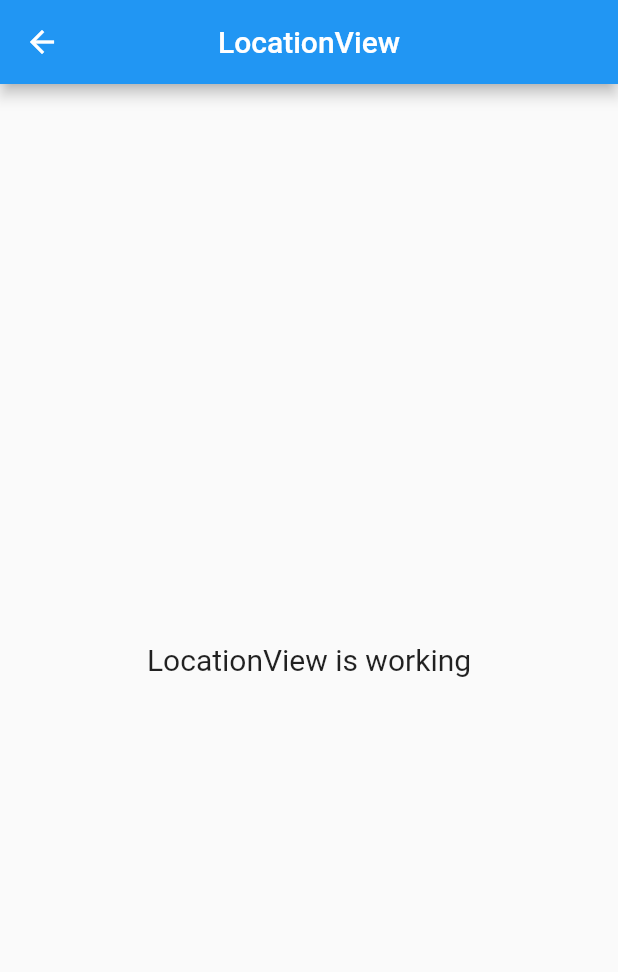
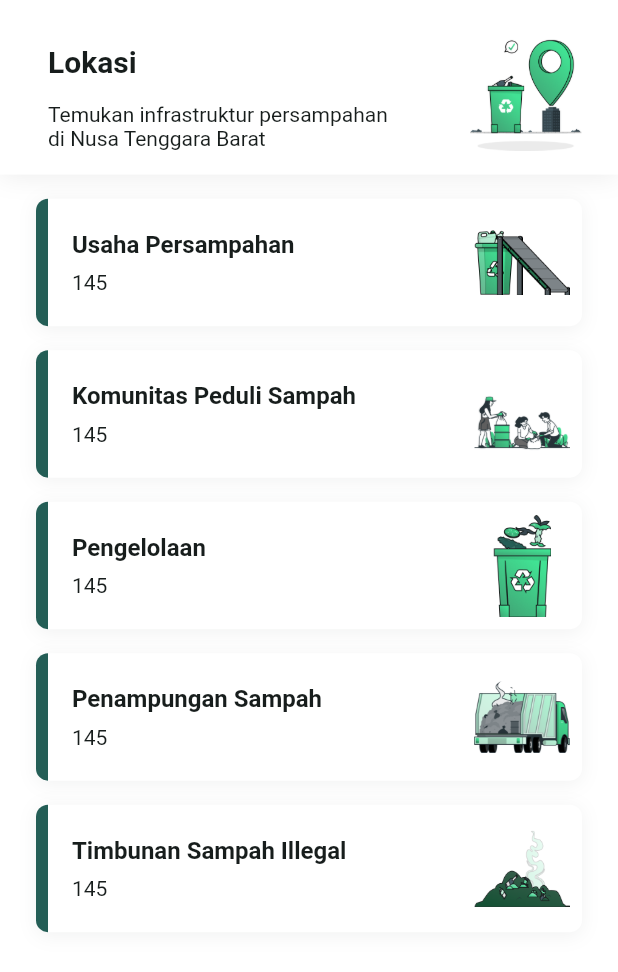
Before and after one commit to FahrendraKhoirul/lestari, a Flutter app: the LocationView screen opened by its route, on a phone screen of 412 x 824 dp. Shown: the top 972 px of the screen. Run offline on Flutter 3.47's test engine with Material 2 defaults, Android fonts, the phone set to English and light mode, and no system bars; our stand-ins replace flutter_animate, get.

Commit message:
update UI lokasi dan agenda

```diff
--- /dev/null
+++ b/lib/app/global_widgets/card_location.dart
@@ -0,0 +1,68 @@
+import 'package:flutter/material.dart';
+import 'package:lestari/constants.dart';
+
+Widget cardLocation(
+  String titleText,
+  String subtitleText,
+  String image,
+  VoidCallback onTap,
+) {
+  return GestureDetector(
+    onTap: onTap,
+    child: Container(
+      margin: const EdgeInsets.only(bottom: paddingSmall),
+      width: double.infinity,
+      height: 85,
+      decoration: BoxDecoration(
+        borderRadius: BorderRadius.circular(8),
+        color: Colors.white,
+        boxShadow: cardShadowSmall,
+      ),
+      child: Row(
+        children: [
+          Container(
+            decoration: const BoxDecoration(
+              // border circular just top left and bottom left
+              borderRadius: BorderRadius.only(
+                topLeft: Radius.circular(8),
+                bottomLeft: Radius.circular(8),
+              ),
+              color: extraDarkGreen,
+            ),
+            width: 8,
+            height: double.infinity,
+          ),
+          Expanded(
+            child: Container(
+              padding: const EdgeInsets.all(paddingSmall),
+              child: Column(
+                mainAxisAlignment: MainAxisAlignment.center,
+                crossAxisAlignment: CrossAxisAlignment.start,
+                children: [
+                  Text(
+                    titleText,
+                    style: title,
+                  ),
+                  const SizedBox(height: paddingXXSmall),
+                  Text(
+                    subtitleText,
+                    style: paragraph,
+                  )
+                ],
+              ),
+            ),
+          ),
+          Container(
+            width: 80,
+            padding: const EdgeInsets.all(paddingXXSmall),
+            child: Center(
+              child: Image.asset(
+                image,
+              ),
+            ),
+          ),
+        ],
+      ),
+    ),
+  );
+}
--- /dev/null
+++ b/lib/app/global_widgets/header.dart
@@ -0,0 +1,78 @@
+// make widget for header
+
+import 'package:flutter/material.dart';
+import 'package:get/get.dart';
+import 'package:lestari/constants.dart';
+
+Widget customHeader({
+  String title = "title",
+  String subtitle = "subtitle",
+  double bottomPadding = paddingSmall,
+  double imageWidth = 95,
+  required String image,
+  required bool backButton,
+}) {
+  return Container(
+    margin: const EdgeInsets.only(bottom: paddingSmall),
+    decoration: BoxDecoration(
+      // make shadow
+      color: white,
+      boxShadow: [
+        BoxShadow(
+          color: Colors.black.withOpacity(0.08),
+          spreadRadius: 0,
+          blurRadius: 14,
+          offset: const Offset(0, 1), // changes position of shadow
+        ),
+      ],
+    ),
+    padding: EdgeInsets.fromLTRB(paddingMedium + paddingXXSmall, paddingSmall,
+        paddingMedium, bottomPadding),
+    child: Column(
+      crossAxisAlignment: CrossAxisAlignment.start,
+      mainAxisAlignment: MainAxisAlignment.start,
+      children: [
+        if (backButton)
+          InkWell(
+            child: const Icon(Icons.arrow_back),
+            onTap: () {
+              Get.back();
+            },
+          )
+        else
+          const SizedBox(
+            height: paddingXXSmall,
+          ),
+        Row(
+          crossAxisAlignment: CrossAxisAlignment.end,
+          mainAxisAlignment: MainAxisAlignment.spaceBetween,
+          children: [
+            Expanded(
+              child: Column(
+                mainAxisAlignment: MainAxisAlignment.center,
+                crossAxisAlignment: CrossAxisAlignment.start,
+                children: [
+                  Text(
+                    title,
+                    style: headline2,
+                  ),
+                  const SizedBox(
+                    height: paddingSmall,
+                  ),
+                  Text(
+                    subtitle,
+                    style: paragraph,
+                  ),
+                ],
+              ),
+            ),
+            Image.asset(
+              image,
+              width: imageWidth,
+            )
+          ],
+        ),
+      ],
+    ),
+  );
+}
--- a/lib/app/modules/home/views/agenda_view.dart
+++ b/lib/app/modules/home/views/agenda_view.dart
@@ -1,22 +1,41 @@
 import 'package:flutter/material.dart';
 
 import 'package:get/get.dart';
+import 'package:lestari/app/global_widgets/card_agenda.dart';
+import 'package:lestari/app/global_widgets/header.dart';
+import 'package:lestari/constants.dart';
 
 class AgendaView extends GetView {
   const AgendaView({Key? key}) : super(key: key);
   @override
   Widget build(BuildContext context) {
     return Scaffold(
-      appBar: AppBar(
-        title: const Text('AgendaView'),
-        centerTitle: true,
-      ),
-      body: const Center(
-        child: Text(
-          'AgendaView is working',
-          style: TextStyle(fontSize: 20),
-        ),
-      ),
-    );
+        backgroundColor: Colors.white,
+        body: SingleChildScrollView(
+          child: SafeArea(
+              child: Column(
+            children: [
+              customHeader(
+                  image: "assets/images/illus_agenda.png",
+                  backButton: false,
+                  title: 'Agenda',
+                  subtitle:
+                      'Temukan agenda kegiatan \nkebersihan di Nusa Tenggara Barat'),
+              Padding(
+                padding: const EdgeInsets.fromLTRB(
+                    paddingMedium, 0, paddingMedium, paddingMedium),
+                child: Column(
+                  children: [
+                    cardAgenda("Usaha Persampahan", "145", () {}),
+                    cardAgenda("Usaha Persampahan", "145", () {}),
+                    cardAgenda("Usaha Persampahan", "145", () {}),
+                    cardAgenda("Usaha Persampahan", "145", () {}),
+                    cardAgenda("Usaha Persampahan", "145", () {}),
+                  ],
+                ),
+              )
+            ],
+          )),
+        ));
   }
 }
--- a/lib/app/modules/home/views/home_view.dart
+++ b/lib/app/modules/home/views/home_view.dart
@@ -9,6 +9,7 @@ class HomeView extends GetView<HomeController> {
   @override
   Widget build(BuildContext context) {
     return Obx(() => Scaffold(
+          backgroundColor: white,
           body: controller.listView[controller.activeViewIndex.value],
           //create bottom nav bar with 3 items
           bottomNavigationBar: BottomNavigationBar(
@@ -16,7 +17,6 @@ class HomeView extends GetView<HomeController> {
             currentIndex: controller.activeViewIndex.value,
             onTap: (index) {
               controller.activeViewIndex.value = index;
-              print(controller.activeViewIndex.value);
             },
             showUnselectedLabels: false,
             fixedColor: darkGreen,
--- a/lib/app/modules/home/views/location_view.dart
+++ b/lib/app/modules/home/views/location_view.dart
@@ -1,22 +1,47 @@
 import 'package:flutter/material.dart';
 
 import 'package:get/get.dart';
+import 'package:lestari/app/global_widgets/card_location.dart';
+import 'package:lestari/app/global_widgets/header.dart';
+import 'package:lestari/constants.dart';
 
 class LocationView extends GetView {
   const LocationView({Key? key}) : super(key: key);
   @override
   Widget build(BuildContext context) {
     return Scaffold(
-      appBar: AppBar(
-        title: const Text('LocationView'),
-        centerTitle: true,
-      ),
-      body: const Center(
-        child: Text(
-          'LocationView is working',
-          style: TextStyle(fontSize: 20),
-        ),
-      ),
-    );
+        backgroundColor: Colors.white,
+        body: SingleChildScrollView(
+          child: SafeArea(
+              child: Column(
+            children: [
+              customHeader(
+                  image: "assets/images/illus_lokasi.png",
+                  backButton: false,
+                  title: 'Lokasi',
+                  imageWidth: 75,
+                  subtitle:
+                      'Temukan infrastruktur persampahan \ndi Nusa Tenggara Barat'),
+              Padding(
+                padding: const EdgeInsets.fromLTRB(
+                    paddingMedium, 0, paddingMedium, paddingMedium),
+                child: Column(
+                  children: [
+                    cardLocation("Usaha Persampahan", "145",
+                        "assets/icons/icon_usaha persampahan.png", () {}),
+                    cardLocation("Komunitas Peduli Sampah", "145",
+                        "assets/icons/icon_komunitas peduli sampah.png", () {}),
+                    cardLocation("Pengelolaan", "145",
+                        "assets/icons/icon_pengelola sampah.png", () {}),
+                    cardLocation("Penampungan Sampah", "145",
+                        "assets/icons/icon_penampungan sampah.png", () {}),
+                    cardLocation("Timbunan Sampah Illegal", "145",
+                        "assets/icons/icon_timbunan sampah.png", () {}),
+                  ],
+                ),
+              )
+            ],
+          )),
+        ));
   }
 }
```
Also changed, not shown: lib/app/global_widgets/card_agenda.dart (added, +58 -0 lines).
